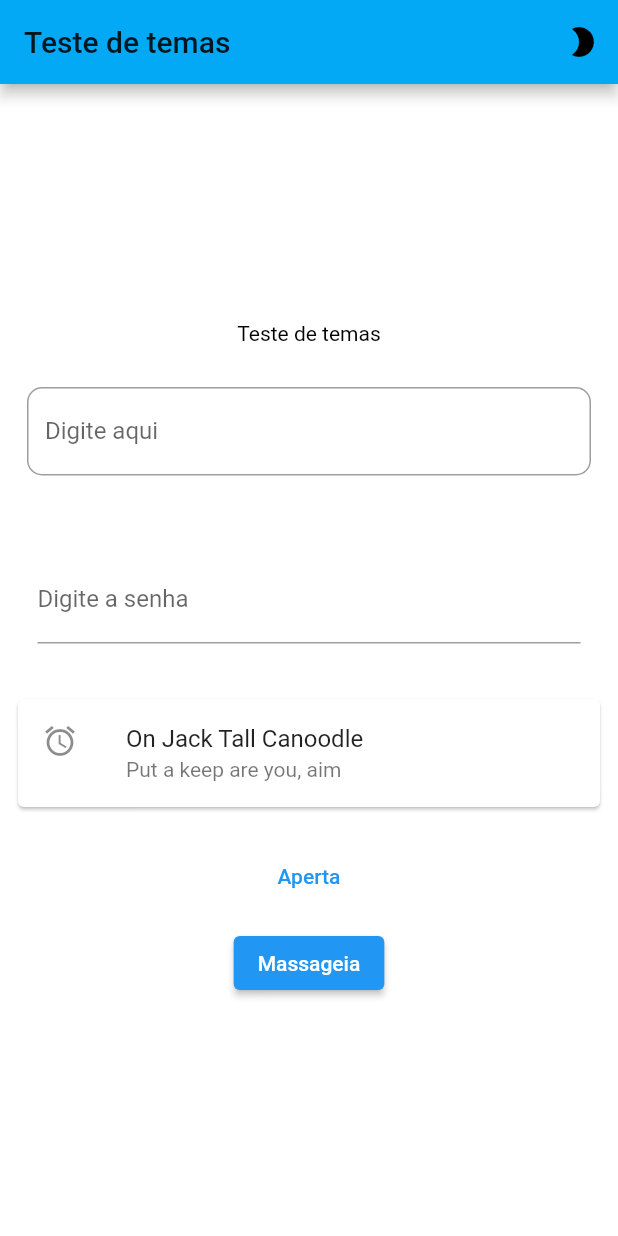
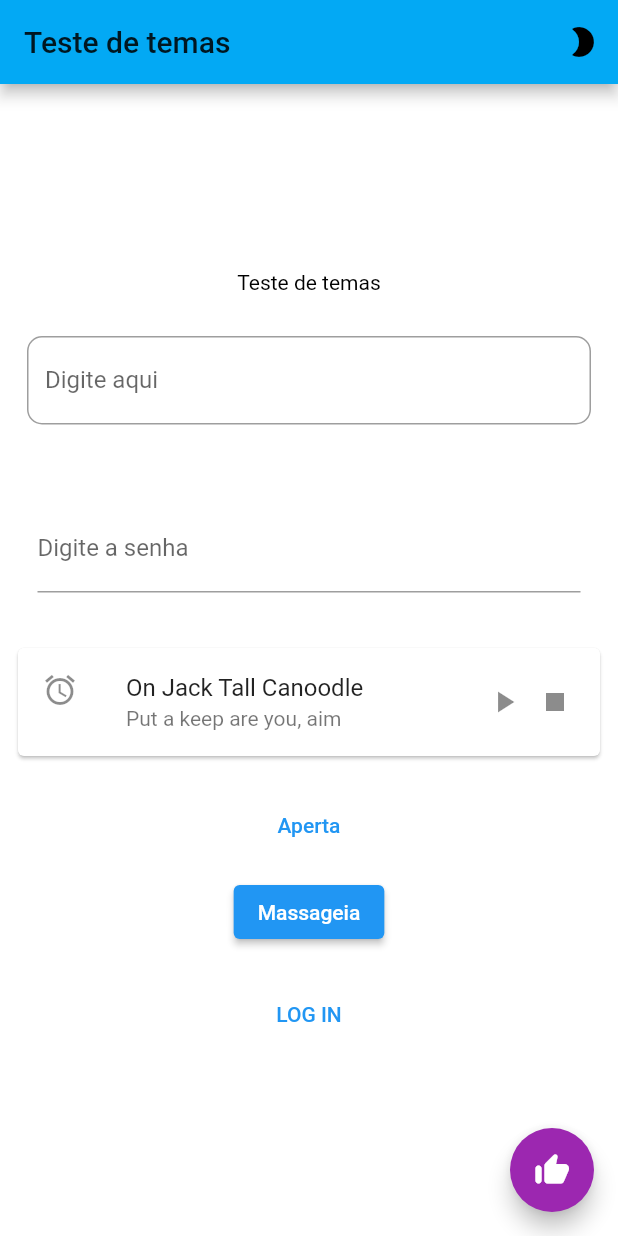
Before and after one commit to dennerstorres/theme_test_flutter, a Flutter app: the screen it shows after launch, on a phone screen of 412 x 824 dp. Run offline on Flutter 3.47's test engine with Material 2 defaults, Android fonts, the phone set to English and light mode, and no system bars.

Commit message:
adicionado mais widgets

```diff
--- a/lib/main.dart
+++ b/lib/main.dart
@@ -99,13 +99,25 @@ class _MyHomePageState extends State<MyHomePage> {
                 ),
               ),
             ),
-            const Padding(
-              padding: EdgeInsets.all(8.0),
+            Padding(
+              padding: const EdgeInsets.all(8.0),
               child: Card(
                 child: ListTile(
-                  leading: Icon(Icons.access_alarm),
-                  title: Text("On Jack Tall Canoodle"),
-                  subtitle: Text("Put a keep are you, aim"),
+                  leading: const Icon(Icons.access_alarm),
+                  title: const Text("On Jack Tall Canoodle"),
+                  subtitle: const Text("Put a keep are you, aim"),
+                  trailing: SizedBox(
+                    width: 60,
+                    child: Row(
+                      children: const [
+                        Icon(Icons.play_arrow),
+                        SizedBox(
+                          width: 10,
+                        ),
+                        Icon(Icons.stop),
+                      ],
+                    ),
+                  ),
                 ),
               ),
             ),
@@ -123,8 +135,27 @@ class _MyHomePageState extends State<MyHomePage> {
               onPressed: () {},
               child: const Text("Massageia"),
             ),
+            const SizedBox(
+              height: 20,
+            ),
+            Container(
+              width: double.infinity - 50,
+              decoration: BoxDecoration(
+                borderRadius: BorderRadius.circular(25),
+              ),
+              child: TextButton(
+                child: const Text(
+                  'LOG IN',
+                ),
+                onPressed: () {},
+              ),
+            ),
           ],
         ),
+      ),
+      floatingActionButton: FloatingActionButton(
+        onPressed: () {},
+        child: const Icon(Icons.thumb_up_alt_rounded),
       ),
     );
   }
--- a/lib/themes.dart
+++ b/lib/themes.dart
@@ -14,7 +14,7 @@ class CustomTheme with ChangeNotifier {
   static ThemeData get lightTheme {
     return ThemeData(
       primaryColor: Colors.lightBlue,
-      accentColor: Colors.white,
+      accentColor: Colors.purple,
       backgroundColor: Colors.white,
       scaffoldBackgroundColor: Colors.white,
       textTheme: const TextTheme(
```
